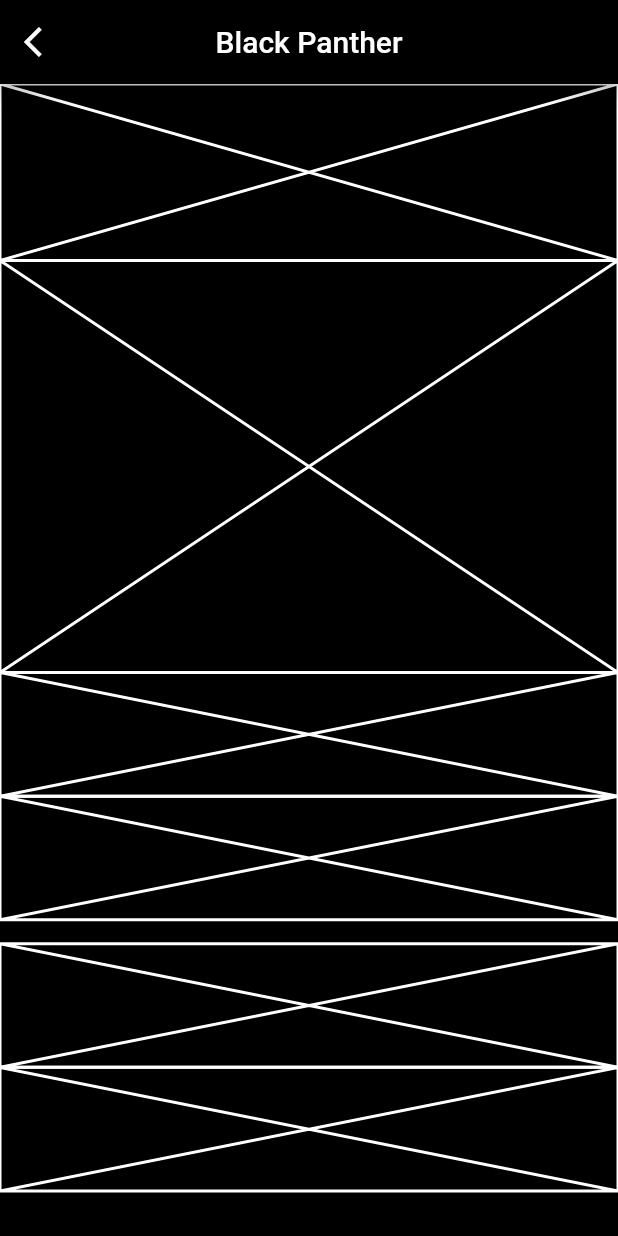
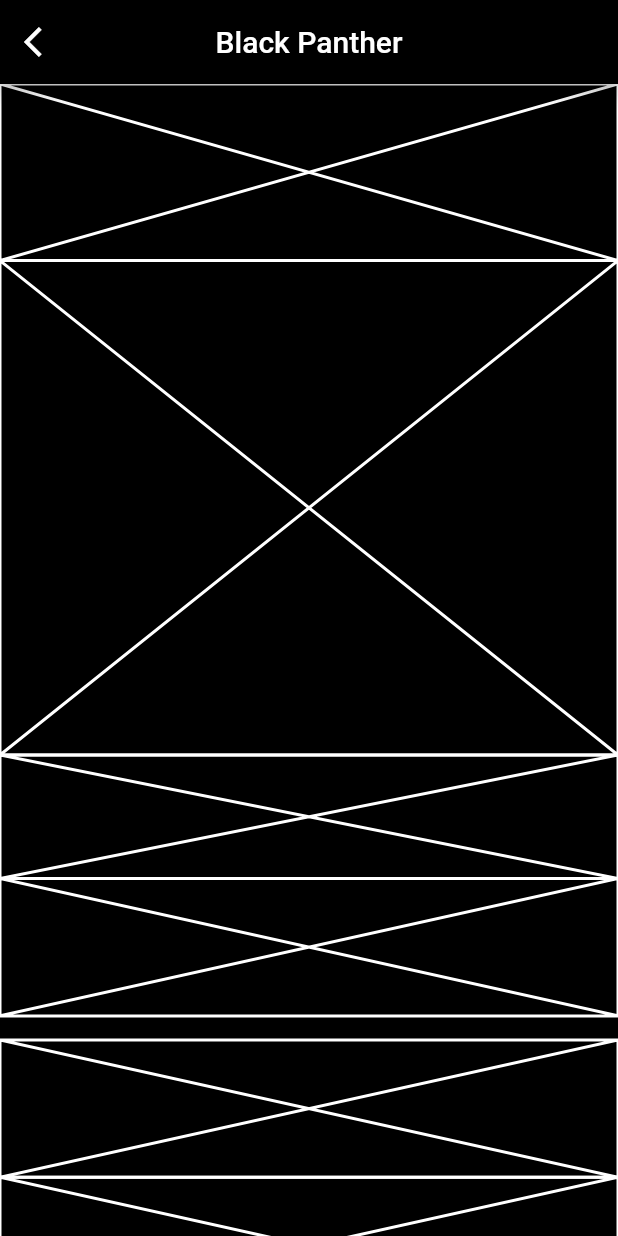
Before and after one commit to JAICHANGPARK/flutter_notebook_8th_story, a Flutter app: the screen it shows after launch, on a phone screen of 412 x 824 dp. Run offline on Flutter 3.47's test engine with Material 2 defaults, Android fonts, the phone set to English and light mode, and no system bars; our stand-ins replace badges, flutter_hooks, google_fonts, hooks_riverpod, state_notifier.

Commit message:
Update cinema_app.dart

```diff
--- a/lib/ep574_cinema_app/cinema_app.dart
+++ b/lib/ep574_cinema_app/cinema_app.dart
@@ -8,6 +8,7 @@ class CinemaApp extends StatelessWidget {
     );
   }
 }
+
 class ReservePage extends StatefulWidget {
   @override
   _ReservePageState createState() => _ReservePageState();
@@ -21,47 +22,58 @@ class _ReservePageState extends State<ReservePage> {
       appBar: AppBar(
         leading: IconButton(
           icon: Icon(Icons.arrow_back_ios),
-          onPressed: (){},
+          onPressed: () {},
         ),
-        title: Text("Black Panther", style: TextStyle(
-          color: Colors.white
-        ),),
+        title: Text(
+          "Black Panther",
+          style: TextStyle(color: Colors.white),
+        ),
         centerTitle: true,
         backgroundColor: Colors.black,
       ),
-      body: Column(
+      body: SingleChildScrollView(
+        child: Column(
           children: [
             Container(
               height: MediaQuery.of(context).size.height / 7,
-              child: Placeholder(color: Colors.white,),
+              child: Placeholder(
+                color: Colors.white,
+              ),
             ),
             Container(
-            height: MediaQuery.of(context).size.height / 3,
-            child: Placeholder(color: Colors.white,),
+              height: MediaQuery.of(context).size.height / 2.5,
+              child: Placeholder(
+                color: Colors.white,
+              ),
             ),
             Container(
               height: MediaQuery.of(context).size.height / 10,
-            child: Placeholder(color: Colors.white,),
+              child: Placeholder(
+                color: Colors.white,
+              ),
             ),
             Container(
-            height: MediaQuery.of(context).size.height / 10,
-            child: Placeholder(color: Colors.white,),
+              height: MediaQuery.of(context).size.height / 9,
+              child: Placeholder(
+                color: Colors.white,
+              ),
             ),
             Divider(),
             Container(
-            height: MediaQuery.of(context).size.height / 10,
-            child: Placeholder(color: Colors.white,),
+              height: MediaQuery.of(context).size.height / 9,
+              child: Placeholder(
+                color: Colors.white,
+              ),
             ),
             Container(
-            height: MediaQuery.of(context).size.height / 10,
-            child: Placeholder(color: Colors.white,),
+              height: MediaQuery.of(context).size.height / 9,
+              child: Placeholder(
+                color: Colors.white,
               ),
-
-
-
+            ),
           ],
         ),
-
+      ),
     );
   }
 }
```
Lines whose indentation alone changed are shown as unchanged.
